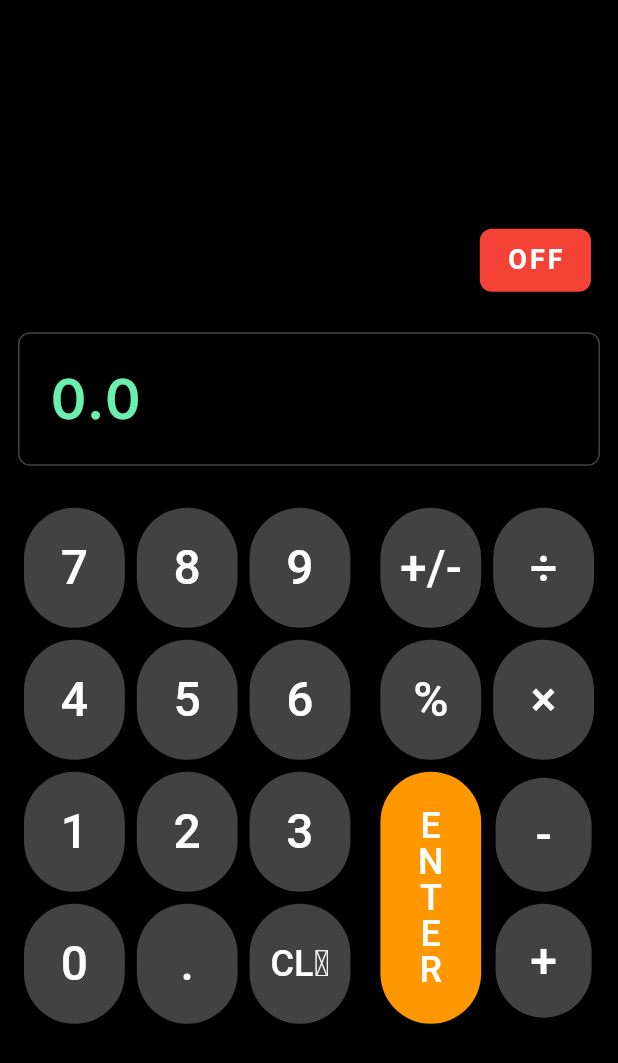
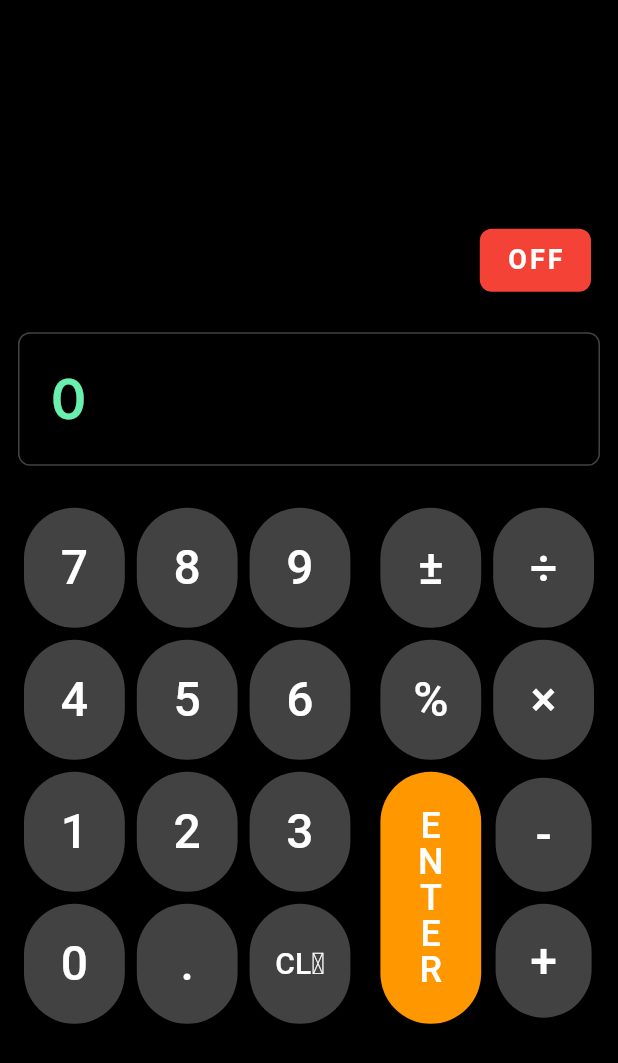
Before and after one commit to jptemplin/simple_rpn, a Flutter app: the screen it shows after launch, after a tap on "CL𝑋", on a phone screen of 412 x 824 dp. Shown: the top 1063 px of the screen. Run offline on Flutter 3.47's test engine with Material 3 defaults, Android fonts, the light colour scheme and no system bars; our stand-ins replace google_fonts.

Commit message:
fix key labels wrapping

```diff
--- a/lib/calc_stack.dart
+++ b/lib/calc_stack.dart
@@ -47,6 +47,6 @@ class CalcStack {
 
   // For debugging
   void dump() {
-    print('T: $_t\nZ: $_z\nY: $_y\nX: $_x');
+    // print('T: $_t\nZ: $_z\nY: $_y\nX: $_x');
   }
 }
--- a/lib/main.dart
+++ b/lib/main.dart
@@ -67,9 +67,6 @@ class _CalculatorWidgetState extends State<CalculatorWidget> {
     if (parts.length > 1 && int.parse(parts[1]) != 0) {
       // Only add decimal part if it's not all zeros
       result += '.${parts[1]}';
-    } else if (asString.contains('.') && int.parse(parts[1]) == 0) {
-      // Preserve ".0" if present
-      result += '.0';
     }
     return result;
   }
@@ -163,7 +160,7 @@ class _CalculatorWidgetState extends State<CalculatorWidget> {
         }
         break;
 
-      case '+/-':
+      case '±':
         if (stack.x != 0) {
           isNegative = !isNegative;
           stack.x = -stack.x;
@@ -216,8 +213,8 @@ class _CalculatorWidgetState extends State<CalculatorWidget> {
               : (numberEntryMode ? formatDisplay() : formatNumber(stack.x));
     });
 
-    print('Display: $display');
-    stack.dump();
+    // print('Display: $display');
+    // stack.dump();
   }
 
   @override
@@ -360,7 +357,7 @@ class _CalculatorWidgetState extends State<CalculatorWidget> {
             CalcButton(
               label: 'CL𝑋',
               onPressed: () => onButtonPressed('CL𝑋'),
-              fontsize: 24,
+              fontsize: 20,
             ),
           ],
         ),
@@ -373,7 +370,7 @@ class _CalculatorWidgetState extends State<CalculatorWidget> {
       children: [
         Row(
           children: [
-            CalcButton(label: '+/-', onPressed: () => onButtonPressed('+/-')),
+            CalcButton(label: '±', onPressed: () => onButtonPressed('±')),
             CalcButton(label: '÷', onPressed: () => onButtonPressed('÷')),
           ],
         ),
```
